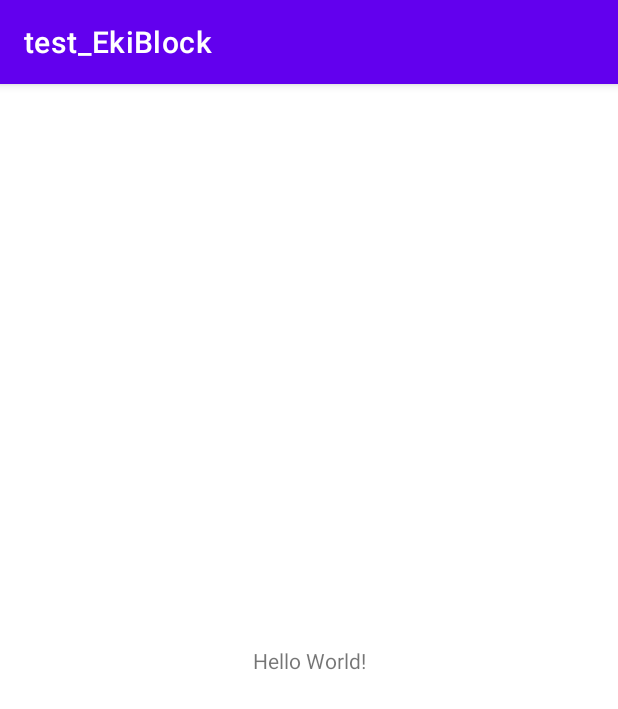
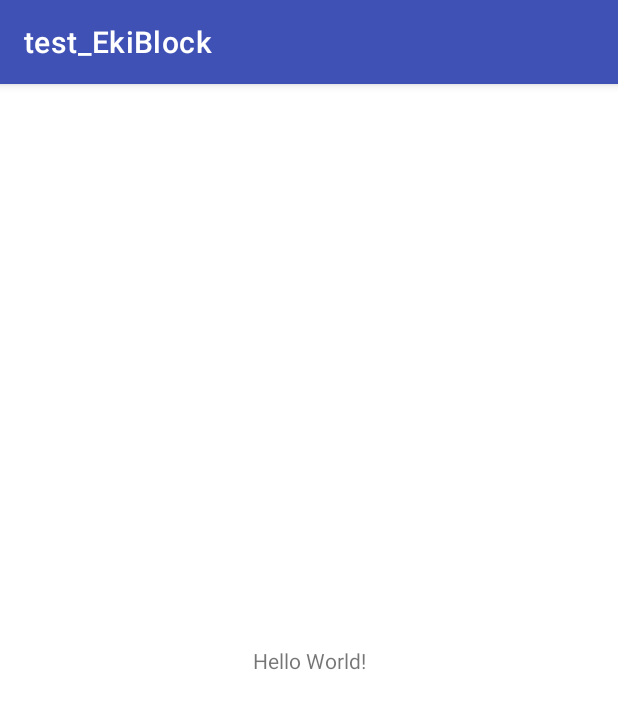
Before and after one commit to jae02546/src_test_EkiBlock, an Android app: the screen it shows after launch (MainActivity), on a phone screen of 412 x 824 dp. Shown: the top 709 px of the screen. Run offline under Robolectric (Android 15) with nearby library versions, the phone set to English and light mode, and no system bars.

Commit message:
Initial commit

```diff
--- a/app/src/main/res/values-night/themes.xml
+++ b/app/src/main/res/values-night/themes.xml
@@ -2,8 +2,8 @@
     <!-- Base application theme. -->
     <style name="Theme.Test_EkiBlock" parent="Theme.MaterialComponents.DayNight.DarkActionBar">
         <!-- Primary brand color. -->
-        <item name="colorPrimary">@color/purple_200</item>
-        <item name="colorPrimaryVariant">@color/purple_700</item>
+        <item name="colorPrimary">@color/Indigo_200</item>
+        <item name="colorPrimaryVariant">@color/Indigo_700</item>
         <item name="colorOnPrimary">@color/black</item>
         <!-- Secondary brand color. -->
         <item name="colorSecondary">@color/teal_200</item>
--- a/app/src/main/res/values/colors.xml
+++ b/app/src/main/res/values/colors.xml
@@ -1,8 +1,29 @@
 <?xml version="1.0" encoding="utf-8"?>
 <resources>
-    <color name="purple_200">#FFBB86FC</color>
-    <color name="purple_500">#FF6200EE</color>
-    <color name="purple_700">#FF3700B3</color>
+    <color name="Indigo_200">#FF9FA8DA</color>
+    <color name="Indigo_500">#FF3F51B5</color>
+    <color name="Indigo_700">#FF303F9F</color>
+
+    <color name="lightGreen_200">#FFC5E1A5</color>
+    <color name="lightGreen_500">#FF8BC34A</color>
+    <color name="lightGreen_700">#FF689F38</color>
+
+    <color name="teal2_200">#FF80CBC4</color>
+    <color name="teal2_500">#FF009688</color>
+    <color name="teal2_700">#FF00796B</color>
+
+    <color name="brown_200">#FFBCAAA4</color>
+    <color name="brown_500">#FF795548</color>
+    <color name="brown_700">#FF5D4037</color>
+
+    <color name="gray_200">#FFEEEEEE</color>
+    <color name="gray_500">#FF9E9E9E</color>
+    <color name="gray_700">#FF616161</color>
+
+    <color name="blueGray_200">#FFB0BEC5</color>
+    <color name="blueGray_500">#FF607D8B</color>
+    <color name="blueGray_700">#FF455A64</color>
+
     <color name="teal_200">#FF03DAC5</color>
     <color name="teal_700">#FF018786</color>
     <color name="black">#FF000000</color>
--- a/app/src/main/res/values/themes.xml
+++ b/app/src/main/res/values/themes.xml
@@ -2,8 +2,8 @@
     <!-- Base application theme. -->
     <style name="Theme.Test_EkiBlock" parent="Theme.MaterialComponents.DayNight.DarkActionBar">
         <!-- Primary brand color. -->
-        <item name="colorPrimary">@color/purple_500</item>
-        <item name="colorPrimaryVariant">@color/purple_700</item>
+        <item name="colorPrimary">@color/Indigo_500</item>
+        <item name="colorPrimaryVariant">@color/Indigo_700</item>
         <item name="colorOnPrimary">@color/white</item>
         <!-- Secondary brand color. -->
         <item name="colorSecondary">@color/teal_200</item>
```
